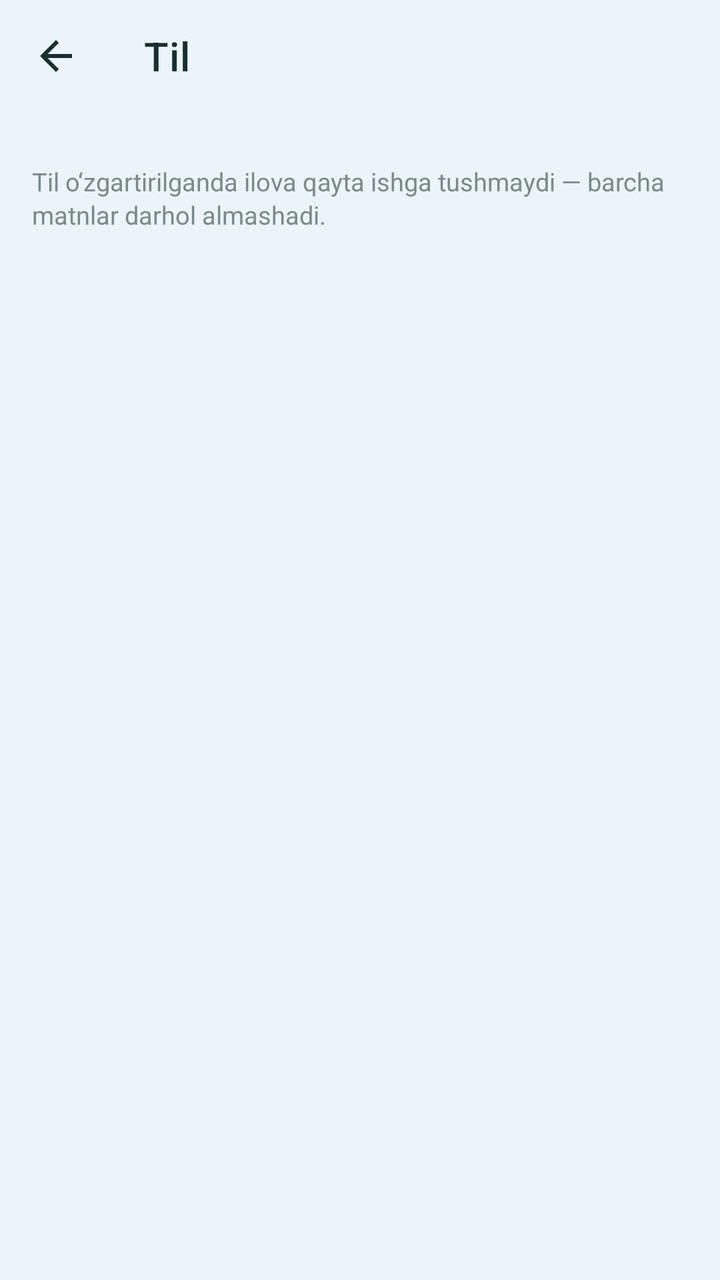
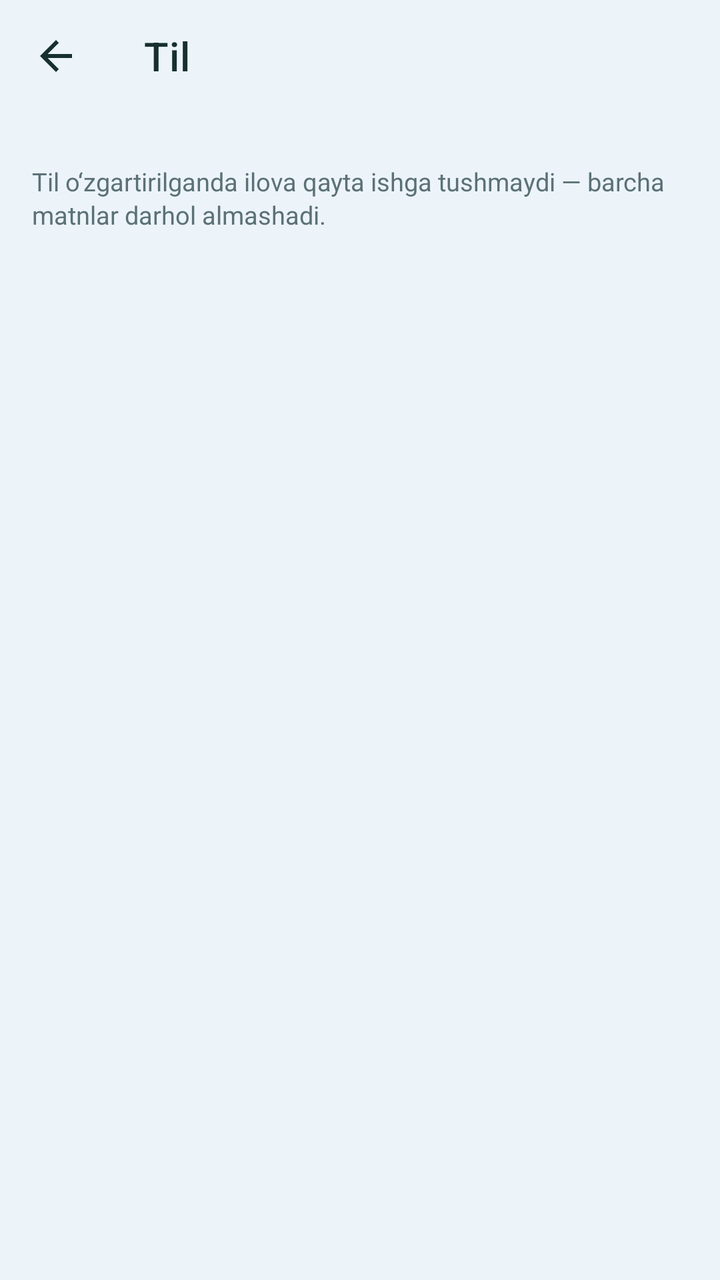

The first picture is an Android layout as it rendered before a commit; the second is the same layout after the commit. The layout source and the unified diff follow.
<!-- AndroidManifest.xml: fallback theme Theme.MaterialComponents.DayNight.NoActionBar -->
<!-- res/layout/eimzo_ui_fragment_language.xml -->
<?xml version="1.0" encoding="utf-8"?>
<LinearLayout xmlns:android="http://schemas.android.com/apk/res/android"
    xmlns:app="http://schemas.android.com/apk/res-auto"
    android:layout_width="match_parent"
    android:layout_height="match_parent"
    android:background="@color/eimzo_ui_background"
    android:orientation="vertical">

    <androidx.appcompat.widget.Toolbar
        android:id="@+id/toolbar"
        android:layout_width="match_parent"
        android:layout_height="?attr/actionBarSize"
        android:background="@color/eimzo_ui_background"
        app:navigationIcon="@drawable/eimzo_ui_ic_back"
        app:title="@string/eimzo_ui_language"
        app:titleCentered="true"
        app:titleTextColor="@color/eimzo_ui_text" />

    <LinearLayout
        android:id="@+id/options"
        android:layout_width="match_parent"
        android:layout_height="wrap_content"
        android:orientation="vertical"
        android:paddingTop="8dp" />

    <TextView
        android:layout_width="match_parent"
        android:layout_height="wrap_content"
        android:layout_marginStart="16dp"
        android:layout_marginTop="18dp"
        android:layout_marginEnd="16dp"
        android:lineSpacingExtra="2dp"
        android:text="@string/eimzo_ui_language_note"
        android:textColor="@color/eimzo_ui_text_hint"
        android:textSize="12.5sp" />

</LinearLayout>
<!-- resources referenced by this layout -->
<resources>
  <color name="eimzo_ui_background">#ECF4F9</color>
  <color name="eimzo_ui_text">#16302F</color>
  <color name="eimzo_ui_text_hint">#7A8A8A</color>
  <!-- drawable eimzo_ui_ic_back (drawable) -->
  <?xml version="1.0" encoding="utf-8"?>
  <vector xmlns:android="http://schemas.android.com/apk/res/android"
      android:width="24dp"
      android:height="24dp"
      android:viewportWidth="24"
      android:viewportHeight="24"
      android:tint="@color/eimzo_ui_text">
      <path
          android:fillColor="@android:color/white"
          android:pathData="M20,11H7.83l5.59,-5.59L12,4l-8,8 8,8 1.41,-1.41L7.83,13H20v-2z" />
  </vector>
  <string name="eimzo_ui_language">Til</string>
  <string name="eimzo_ui_language_note">Til o‘zgartirilganda ilova qayta ishga tushmaydi — barcha matnlar darhol almashadi.</string>
</resources>

<!-- the commit's change to res/layout/eimzo_ui_fragment_language.xml (unified diff, before → after) -->
@@ -11,9 +11,9 @@
         android:layout_width="match_parent"
         android:layout_height="?attr/actionBarSize"
         android:background="@color/eimzo_ui_background"
+        app:navigationContentDescription="@string/eimzo_ui_back"
         app:navigationIcon="@drawable/eimzo_ui_ic_back"
         app:title="@string/eimzo_ui_language"
-        app:titleCentered="true"
         app:titleTextColor="@color/eimzo_ui_text" />
 
     <LinearLayout
<!-- resource entries referenced after the edit -->
@@ -2,7 +2,7 @@
 <resources>
   <color name="eimzo_ui_background">#ECF4F9</color>
   <color name="eimzo_ui_text">#16302F</color>
-  <color name="eimzo_ui_text_hint">#7A8A8A</color>
+  <color name="eimzo_ui_text_hint">#5B7176</color>
   <!-- drawable eimzo_ui_ic_back (drawable) -->
   <?xml version="1.0" encoding="utf-8"?>
   <vector xmlns:android="http://schemas.android.com/apk/res/android"
@@ -15,6 +15,7 @@
           android:fillColor="@android:color/white"
           android:pathData="M20,11H7.83l5.59,-5.59L12,4l-8,8 8,8 1.41,-1.41L7.83,13H20v-2z" />
   </vector>
+  <string name="eimzo_ui_back">Orqaga</string>
   <string name="eimzo_ui_language">Til</string>
   <string name="eimzo_ui_language_note">Til o‘zgartirilganda ilova qayta ishga tushmaydi — barcha matnlar darhol almashadi.</string>
 </resources>
